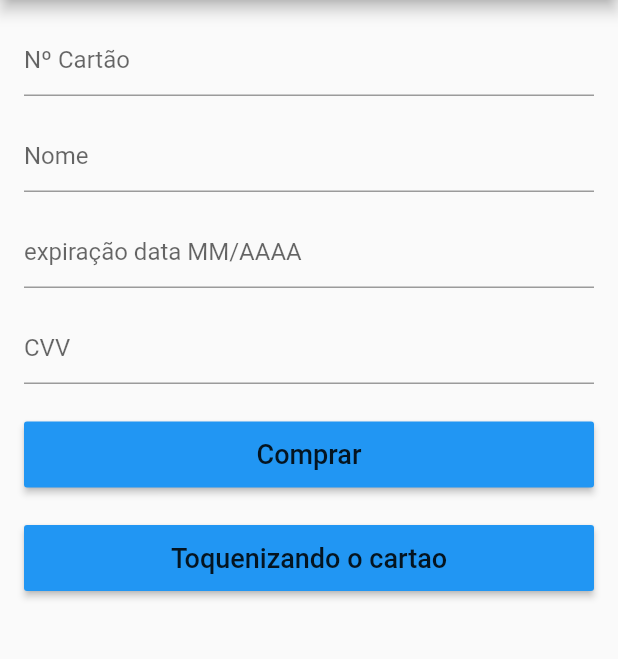
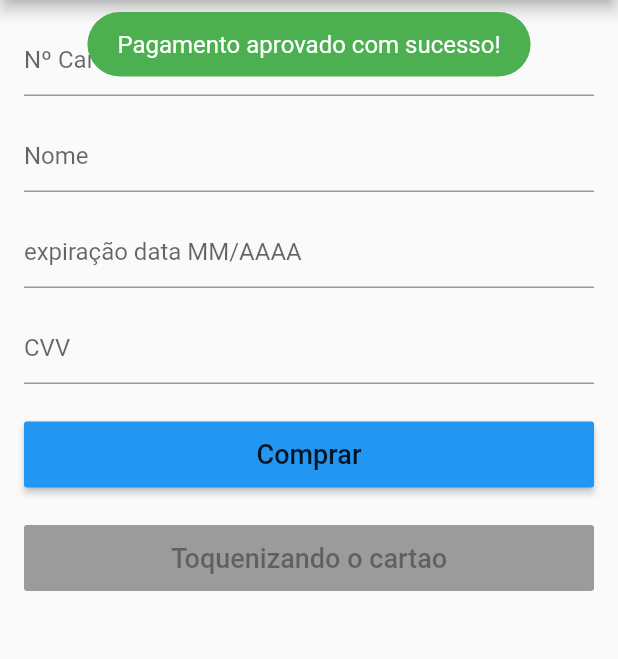
Before and after one commit to brunocesar970/flutter-teste-API_Cielo, a Flutter app: the screen it shows after launch, after a tap on "Comprar", on a phone screen of 412 x 824 dp, the part 84-743 px from its top. Run offline on Flutter 3.47's test engine with Material 2 defaults, Android fonts, the phone set to English and light mode, and no system bars; our stand-ins replace fluttertoast; missing offline and left inert: cielo_ecommerce.

Commit message:
alterado package da cielo

```diff
--- a/pacote-downloads/flutteer_teste/lib/main.dart
+++ b/pacote-downloads/flutteer_teste/lib/main.dart
@@ -1,13 +1,10 @@
-import 'dart:convert';
+import 'package:flutter/material.dart';
+import 'package:cielo_ecommerce/cielo_ecommerce.dart';
+import 'package:fluttertoast/fluttertoast.dart';
 
-import 'package:flutter/cupertino.dart';
-import 'package:flutter/material.dart';
-import 'package:flutter_cielo/flutter_cielo.dart';
-import 'package:http/http.dart'as http;
-import 'dart:async';
+const baseURL = "https://api.cieloecommerce.cielo.com.br/";
 
-const request = "https://api.cieloecommerce.cielo.com.br/";
-void main (){
+void main() {
   runApp(MaterialApp(
     home: Home(),
     debugShowCheckedModeBanner: false,
@@ -17,56 +14,61 @@ void main (){
 final nameController = TextEditingController();
 final numeroCartaoController = TextEditingController();
 final dataController = TextEditingController();
-final CVVController = TextEditingController();
+final cvvController = TextEditingController();
 
 class Home extends StatefulWidget {
-
   @override
   _HomeState createState() => _HomeState();
 }
 
 class _HomeState extends State<Home> {
-
-//inicia objeto da api
   final CieloEcommerce cielo = CieloEcommerce(
-      environment: Environment.PRODUCTION, // ambiente de desenvolvimento
+      environment: Environment.production,
       merchant: Merchant(
         merchantId: "57be18b4-e44c-4a5d-9688-e360ccc9d27a",
         merchantKey: "mebOy0Q6U4OxVghgDoXCbfP1xcNVTH6q1uDmGikP",
       ));
 
+  bool loading = false;
 
+  _makePayment() async {
+    print("Transação Simples");
+    print("Iniciando pagamento....");
     //Objeto de venda
     Sale sale = Sale(
-      merchantOrderId: "24345", // id único de sua venda
-      customer: Customer( //objeto de dados do usuário
-          name: "BRUNO CESAR PINTO"
+      merchantOrderId: "2020032601", // Numero de identificação do Pedido
+      customer: Customer(
+        name: "Comprador crédito simples", // Nome do Comprador
       ),
-      payment: Payment(    // objeto para de pagamento
-          type: TypePayment.creditCard, //tipo de pagamento
-          amount: 300, // valor da compra em centavos
-          installments: 1, // número de parcelas
-          softDescriptor: "Cielo", //descrição que aparecerá no extrato do usuário. Apenas 15 caracteres
-          creditCard: CreditCard( //objeto de Cartão de crédito
-            cardNumber: numeroCartaoController.text, //número do cartão
-            holder: nameController.text, //nome do usuário impresso no cartão
-            expirationDate: dataController.text, // data de expiração
-            securityCode: CVVController.text, // código de segurança
-            brand: "Master", // bandeira
-          )
-      )
+      payment: Payment(
+        type: TypePayment.creditCard, // Tipo do Meio de Pagamento
+        amount: 9, // Valor do Pedido (ser enviado em centavos)
+        installments: 1, // Número de Parcelas
+        softDescriptor:
+            "Mensagem", // Descrição que aparecerá no extrato do usuário. Apenas 15 caracteres
+        creditCard: CreditCard(
+          cardNumber: "4024007153763191", // Número do Cartão do Comprador
+          holder: 'Teste accept', // Nome do Comprador impresso no cartão
+          expirationDate: '08/2030', // Data de validade impresso no cartão
+          securityCode:
+              '123', // Código de segurança impresso no verso do cartão
+          brand: 'Visa', // Bandeira do cartão
+          saveCard: true,
+        ),
+      ),
     );
 
-  CreditCard cart = CreditCard(
-    customerName: "BRUNO CESAR PINTO",
-    cardNumber: numeroCartaoController.text,
-    holder: nameController.text,
-    expirationDate: dataController.text,
-    brand: "Master",
-  );
+    try {
+      var response = await cielo.createSale(sale);
 
-
-
+      print('Payment accepted with paymentId: ${response.payment.paymentId}, \nTokenID: ${response.payment.tid}');
+    } on CieloException catch (e) {
+      print(e);
+      print(e.message);
+      print(e.errors[0].message);
+      print(e.errors[0].code);
+    }
+  }
 
   @override
   Widget build(BuildContext context) {
@@ -89,84 +91,71 @@ class _HomeState extends State<Home> {
             ),
             SizedBox(height: 16.0),
             TextFormField(
-              decoration: InputDecoration(
-                  hintText: "Nome"
-              ),
+              decoration: InputDecoration(hintText: "Nome"),
               controller: nameController,
             ),
             SizedBox(height: 16.0),
             TextFormField(
-                  decoration: InputDecoration(
-                      hintText: "expiração data MM/AAAA"
-                  ),
+              decoration: InputDecoration(hintText: "expiração data MM/AAAA"),
               keyboardType: TextInputType.datetime,
               controller: dataController,
             ),
             SizedBox(height: 16.0),
             TextFormField(
-              decoration: InputDecoration(
-                  hintText: "CVV"
+              decoration: InputDecoration(hintText: "CVV"),
+              keyboardType: TextInputType.number,
+              controller: cvvController,
             ),
-                keyboardType: TextInputType.number,
-              controller: CVVController,
+            SizedBox(
+              height: 25.0,
             ),
-            SizedBox(height: 25.0,),
-            SizedBox(height: 44.0,
+            SizedBox(
+              height: 44.0,
               child: RaisedButton(
-              child: Text("Comprar",
+                child: loading ? CircularProgressIndicator(backgroundColor: Colors.white,) : Text(
+                  "Comprar",
                   style: TextStyle(fontSize: 18.0),
                 ),
                 color: Colors.blue,
                 onPressed: () async {
-
-                try{
-                  var response = await cielo.createSale(sale);
-                  print("numero paymentID" + response.payment.paymentId);
-                  http.Response response2 = await http.post(request);
-                  json.decode(response2.body);
-                  print(response2);
-
-                }
-                on CieloException catch(e){
-                  print(e.message);
-                  print(e.errors[0].message);
-                  print(e.errors[0].code);
-                }
-
+                  setState(() {
+                    loading = true;
+                  });
+                  await _makePayment();
+                  toast();
+                   setState(() {
+                    loading = false;
+                  });
                 },
               ),
             ),
-            SizedBox(height: 25.0,),
-            SizedBox(height: 44.0,
+            SizedBox(
+              height: 25.0,
+            ),
+            SizedBox(
+              height: 44.0,
               child: RaisedButton(
-                child: Text("Toquenizando o cartao",
+                child: Text(
+                  "Toquenizando o cartao",
                   style: TextStyle(fontSize: 18.0),
                 ),
                 color: Colors.blue,
-                onPressed: () async {
-                  print("numero cartao: ${numeroCartaoController.text}");
-                    print("TAMANHO DO CAMPO: ${numeroCartaoController.text.length}");
-                  try {
-                    var response = await cielo.tokenizeCard(cart);
-                    print(response.cardToken);
-                  } on CieloException catch(e){
-                    print(e.message);
-                    print(e.errors[0].message);
-                    print(e.errors[0].code);
-                  }
-
-
-
-                },
+                onPressed: null,
               ),
             ),
-
-
           ],
         ),
       ),
     );
   }
+}
 
-
-}
+toast() => Fluttertoast.showToast(
+        msg: "Pagamento aprovado com sucesso!",
+        toastLength: Toast.LENGTH_SHORT,
+        gravity: ToastGravity.TOP,
+        timeInSecForIosWeb: 2,
+        backgroundColor: Colors.green,
+        textColor: Colors.white,
+        fontSize: 16.0
+    );
```
Also changed, not shown: pacote-downloads/flutteer_teste/pubspec.yaml (+3 -54 lines), pacote-downloads/flutteer_teste/pubspec.lock. Lines whose indentation alone changed are shown as unchanged.
